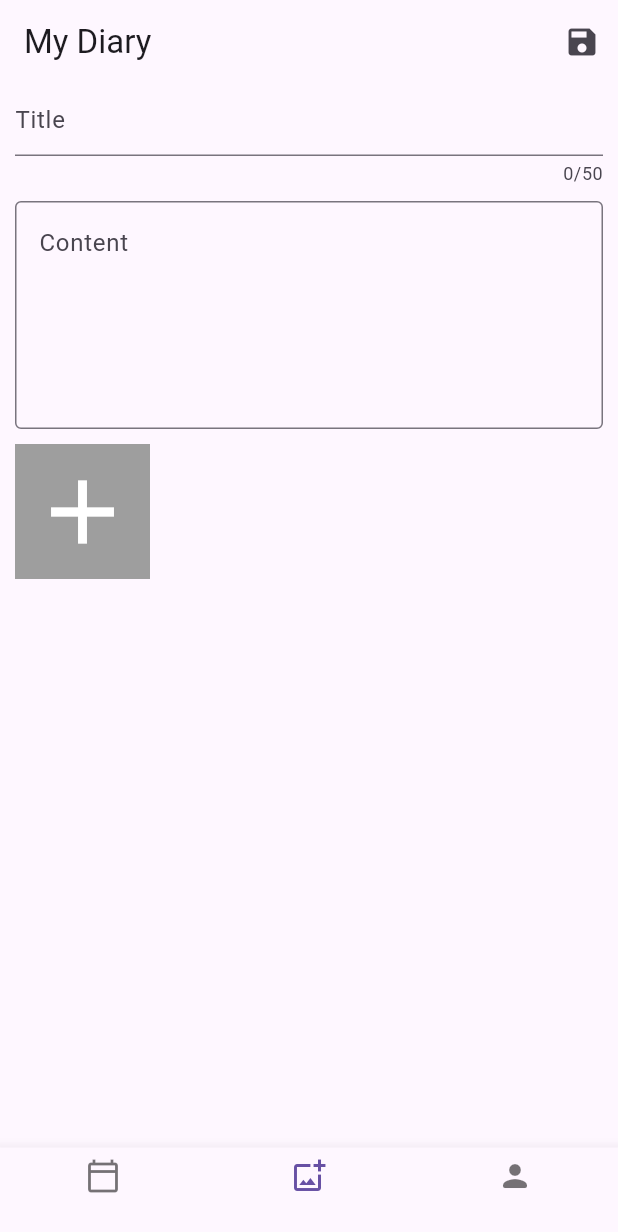
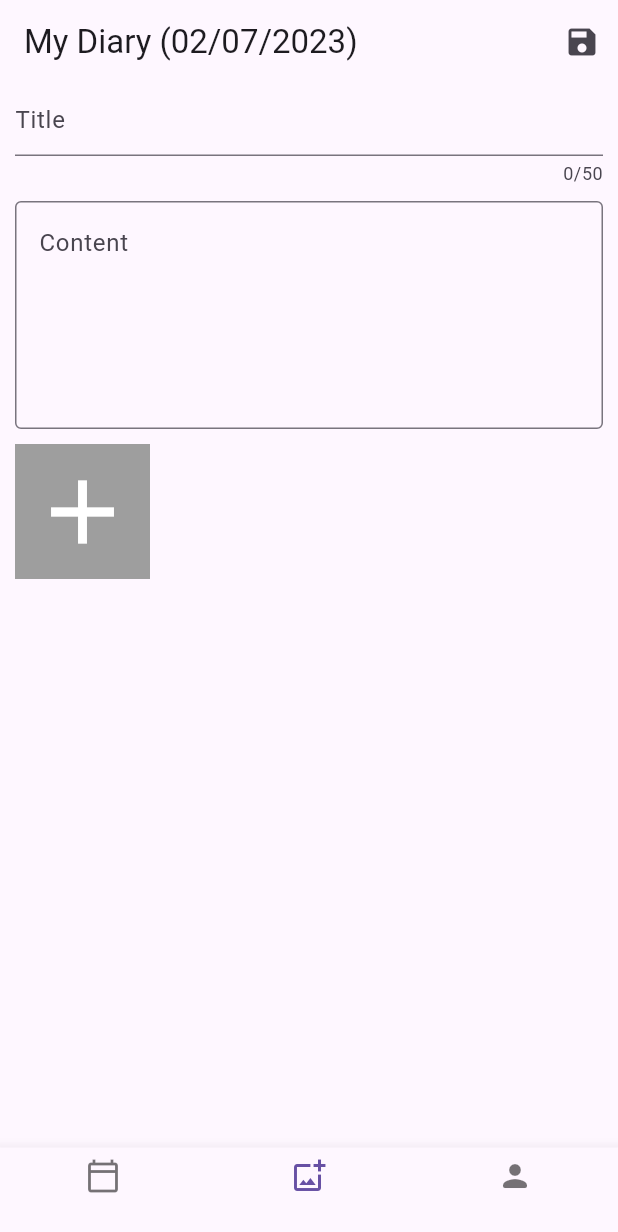
Before and after one commit to wing9537/FreeFlow, a Flutter app: the screen it shows after launch, item 2 of the bottom bar chosen, on a phone screen of 412 x 824 dp. Shown: the top 1232 px of the screen. Run offline on Flutter 3.47's test engine with Material 2 defaults, Android fonts, the phone set to English and light mode, and no system bars; our stand-ins replace camera, sqflite, table_calendar; accounts and stored records are empty.

Commit message:
show datetime

```diff
--- a/lib/common/constant.dart
+++ b/lib/common/constant.dart
@@ -13,4 +13,5 @@ class Tbl {
 
 class Format {
   static const String dateTime = "yyyy-MM-dd HH:mm:ss";
+  static const String date = "dd/MM/yyyy";
 }
--- a/lib/state/calendar.dart
+++ b/lib/state/calendar.dart
@@ -16,6 +16,10 @@ class CalendarState extends ChangeNotifier {
 
   CalendarState();
 
+  List<Diary> getEventsByDate(DateTime? date) {
+    return events[date] ?? [];
+  }
+
   Future fetch(DateTime date) async {
     final DateTime startDate = DateTime(date.year, date.month, 1);
     final DateTime endDate = startDate.add(const Duration(days: 31));
@@ -29,5 +33,6 @@ class CalendarState extends ChangeNotifier {
         events[diary.recordDate]?.add(diary); // prevent duplicate records
       }
     }
+    notifyListeners();
   }
 }
--- a/lib/views/diary/create_diary.dart
+++ b/lib/views/diary/create_diary.dart
@@ -30,7 +30,7 @@ class _CreateDiaryState extends State<CreateDiary> {
     final NewDiaryState state = context.read();
     return Scaffold(
       appBar: AppBar(
-        title: const Text("My Diary"),
+        title: Text("My Diary (${state.recordDay})"),
         actions: [
           IconButton(
             icon: const Icon(Icons.save),
```
Also changed, not shown: lib/state/new_diary.dart (+9 -0 lines), lib/views/calendar/calendar.dart (+13 -24 lines).
